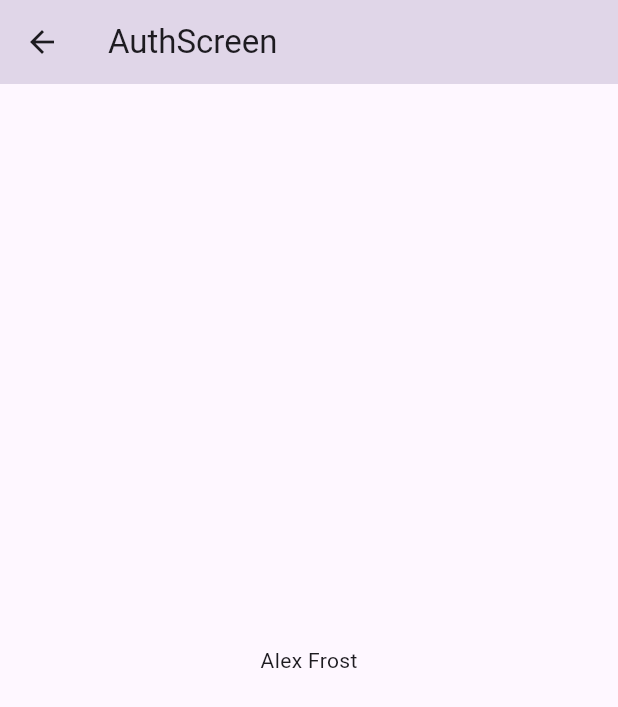
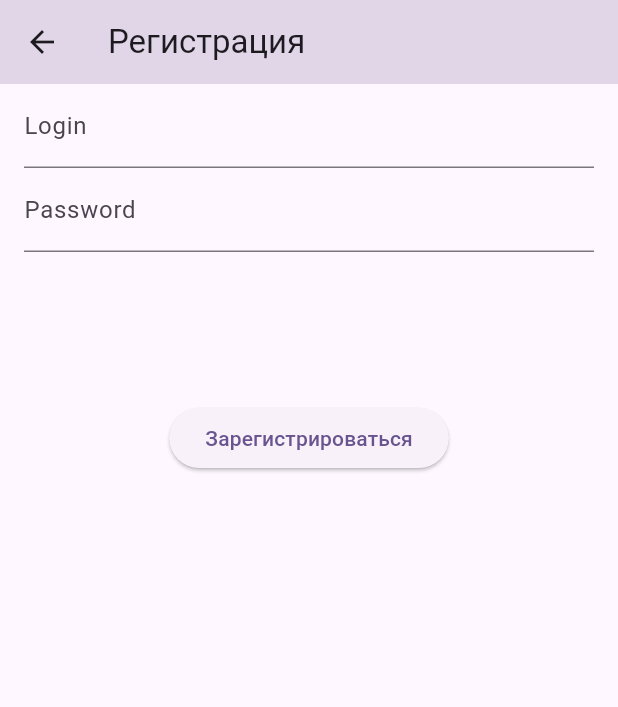
Before and after one commit to AleksandrDeveloper/pet_dog, a Flutter app: the screen it shows after launch, after a tap on "Go To", on a phone screen of 412 x 824 dp. Shown: the top 707 px of the screen. Run offline on Flutter 3.47's test engine with Material 2 defaults, Android fonts, the phone set to English and light mode, and no system bars; our stand-ins replace bloc, dio, flutter_bloc, freezed_annotation, get_it, go_router and 1 more; network calls fail.

```diff
--- a/lib/app.dart
+++ b/lib/app.dart
@@ -5,6 +5,8 @@ import 'package:testtest/screens/auth_screen/cubit/auth_cubit.dart';
 import 'package:testtest/ui_kit/theme.dart';
 import 'package:testtest/utils/di/getit_init.dart';
 import 'package:testtest/utils/route/route.dart';
+
+import 'screens/home_screen/cubit/home_screen_cubit.dart';
 
 class App extends StatefulWidget {
   const App({super.key});
@@ -18,6 +20,10 @@ class _AppState extends State<App> {
     BlocProvider<AuthCubit>(
       create: (BuildContext context) =>
           AuthCubit(repository: getIt<Repository>()),
+    ),
+    BlocProvider<HomeScreenCubit>(
+      create: (BuildContext context) =>
+          HomeScreenCubit(repository: getIt<Repository>()),
     ),
   ];
 
--- /dev/null
+++ b/lib/domain/export.dart
@@ -0,0 +1,2 @@
+export '/domain/client.dart';
+export '/domain/repository.dart';
--- a/lib/domain/repository.dart
+++ b/lib/domain/repository.dart
@@ -2,7 +2,11 @@ import 'package:injectable/injectable.dart';
 import 'package:testtest/domain/service.dart';
 
 abstract class BaseRepository {
-  void fetchUser() {}
+  Future<String> fetchUser();
+  Future<String> goRegistration({
+    required String login,
+    required String password,
+  });
 }
 
 @injectable
@@ -12,5 +16,8 @@ class Repository implements BaseRepository {
   final Service service;
 
   @override
-  ({String name, int age}) fetchUser() => service.fetchUser();
+  Future<String> fetchUser() => service.fetchUser();
+
+  @override
+  Future<String> goRegistration({required String login, required String password}) => service.goRegistration(login: login, password: password);
 }
--- a/lib/domain/service.dart
+++ b/lib/domain/service.dart
@@ -1,8 +1,36 @@
+import 'dart:convert';
+
 import 'package:injectable/injectable.dart';
+import 'package:testtest/domain/export.dart';
+
+const userEndpoint = 'users';
+const registrationEndpoint = 'auth';
 
 @injectable
-class Service {
-  ({String name, int age}) fetchUser() {
-    return (name: 'Alex', age: 33);
+class Service extends Client {
+  Future<String> fetchUser() async {
+    final response =
+        await dio.get('https://jsonplaceholder.typicode.com/${userEndpoint}');
+    final list = JsonDecoder(response.data) as Map<String, dynamic>;
+    return list.values.first;
+  }
+
+  Future<String> goRegistration({
+    required String login,
+    required String password,
+  }) async {
+    final response = await dio.get(
+      'https://0.0.0.0:8080/api/user',
+      // data: {"login": login, "password": password},
+    );
+    // final json = JsonDecoder(response.data) as Map<String, dynamic>;
+    // if (response.statusCode == 200) {
+    //   final token = json['token'];
+    //   return token;
+    // } else if (response.statusCode == 204) {
+    //   final massage = json['massege'];
+    //   return massage;
+    // }
+    return 'Сервер не временно не работает';
   }
 }
--- a/lib/screens/auth_screen/auth_screen.dart
+++ b/lib/screens/auth_screen/auth_screen.dart
@@ -1,5 +1,7 @@
 import 'package:flutter/material.dart';
+import 'package:flutter_bloc/flutter_bloc.dart';
 import 'package:testtest/modals/user.dart';
+import 'package:testtest/screens/auth_screen/cubit/auth_cubit.dart';
 
 class AuthScreen extends StatefulWidget {
   const AuthScreen({super.key, required this.user});
@@ -11,15 +13,42 @@ class AuthScreen extends StatefulWidget {
 }
 
 class _AuthScreenState extends State<AuthScreen> {
+  TextEditingController loginController = TextEditingController();
+  TextEditingController passwordController = TextEditingController();
+
   @override
   Widget build(BuildContext context) {
     return Scaffold(
       appBar: AppBar(
-        title: Text('AuthScreen'),
+        title: const Text('Регистрация'),
         backgroundColor: Theme.of(context).primaryColor.withOpacity(0.2),
       ),
-      body: Center(
-        child: Text(widget.user.name),
+      body: Padding(
+        padding: const EdgeInsets.symmetric(horizontal: 16.0),
+        child: Column(
+          children: [
+            TextField(
+              controller: loginController,
+              decoration: const InputDecoration(
+                labelText: 'Login',
+              ),
+            ),
+            TextField(
+              controller: passwordController,
+              decoration: const InputDecoration(
+                labelText: 'Password',
+              ),
+            ),
+            const SizedBox(height: 100.0),
+            ElevatedButton(
+              onPressed: () => context.read<AuthCubit>().goRegistration(
+                    login: loginController.text,
+                    password: passwordController.text,
+                  ),
+              child: const Text('Зарегистрироваться'),
+            ),
+          ],
+        ),
       ),
     );
   }
--- a/lib/screens/auth_screen/cubit/auth_cubit.dart
+++ b/lib/screens/auth_screen/cubit/auth_cubit.dart
@@ -10,8 +10,12 @@ class AuthCubit extends Cubit<AuthState> {
   AuthCubit({required this.repository}) : super(const AuthState());
   final Repository repository;
 
-  ({int age, String name}) testVoid() {
-    final response = repository.fetchUser();
-    return (age: response.age, name: response.name);
+  Future<void> goRegistration({
+    required String login,
+    required String password,
+  }) async {
+    final response =
+        await repository.goRegistration(login: login, password: password);
+    print('massege = ${response}');
   }
 }
--- /dev/null
+++ b/lib/screens/home_screen/cubit/home_screen_cubit.dart
@@ -0,0 +1,19 @@
+import 'package:bloc/bloc.dart';
+import 'package:freezed_annotation/freezed_annotation.dart';
+import 'package:injectable/injectable.dart';
+import 'package:testtest/domain/export.dart';
+
+part 'home_screen_state.dart';
+part 'home_screen_cubit.freezed.dart';
+
+@injectable
+class HomeScreenCubit extends Cubit<HomeScreenState> {
+  HomeScreenCubit({required this.repository}) : super(const HomeScreenState());
+  final Repository repository;
+
+  Future<String> getFirstName() async {
+    final json = await repository.fetchUser();
+
+     return json;
+  }
+}
--- /dev/null
+++ b/lib/screens/home_screen/cubit/home_screen_state.dart
@@ -0,0 +1,8 @@
+part of 'home_screen_cubit.dart';
+
+@freezed
+class HomeScreenState with _$HomeScreenState {
+  const factory HomeScreenState({
+    @Default(false) bool isLoading,
+}) = _HomeScreenState;
+}
--- a/lib/screens/home_screen/home_screen.dart
+++ b/lib/screens/home_screen/home_screen.dart
@@ -1,6 +1,8 @@
 import 'package:flutter/material.dart';
+import 'package:flutter_bloc/flutter_bloc.dart';
 import 'package:go_router/go_router.dart';
 import 'package:testtest/modals/user.dart';
+import 'package:testtest/screens/home_screen/cubit/home_screen_cubit.dart';
 
 class HomeScreen extends StatefulWidget {
   const HomeScreen({super.key});
@@ -25,6 +27,7 @@ class _HomeScreenState extends State<HomeScreen> {
           ),
           ElevatedButton(
               onPressed: () {
+                // context.read<HomeScreenCubit>().getFirstName();
                 final user = User(name: 'Alex Frost', age: 33);
                 context.go('/auth', extra: user);
               },
--- a/lib/screens/splash_screen/splash_screen.dart
+++ b/lib/screens/splash_screen/splash_screen.dart
@@ -10,7 +10,7 @@ class SplashScreen extends StatefulWidget {
 class _SplashScreenState extends State<SplashScreen> {
   @override
   Widget build(BuildContext context) {
-    return const  Scaffold(
+    return const Scaffold(
       body: Column(
         children: [
           Center(
```
Also changed, not shown: lib/domain/client.dart (added, +9 -0 lines), lib/screens/home_screen/cubit/home_screen_cubit.freezed.dart (added), lib/utils/di/getit_init.config.dart, 2 other files.
